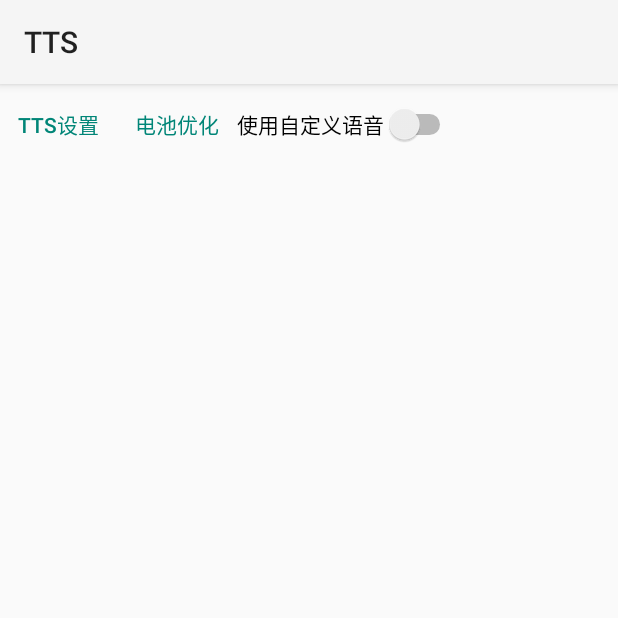
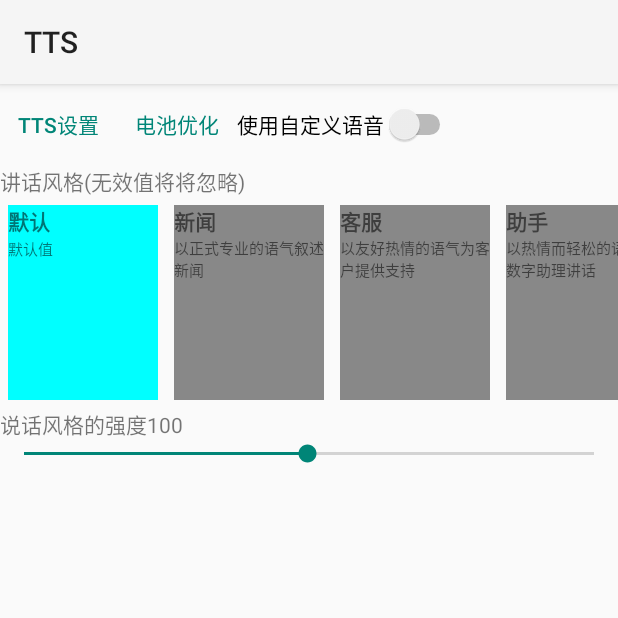
Before and after one commit to ag2s20150909/TTS, an Android app: the screen it shows after launch (MainActivity), on a phone screen of 412 x 824 dp, the top half of it. Run offline under Robolectric (Android 15) with nearby library versions, the phone set to English and light mode, and no system bars.

Commit message:
发布v0.2

```diff
--- /dev/null
+++ b/app/src/main/java/me/ag2s/tts/adapters/TtsStyleAdapter.java
@@ -0,0 +1,100 @@
+package me.ag2s.tts.adapters;
+
+import android.graphics.Color;
+import android.view.LayoutInflater;
+import android.view.View;
+import android.view.ViewGroup;
+import android.widget.TextView;
+
+import androidx.annotation.NonNull;
+import androidx.recyclerview.widget.RecyclerView;
+
+import org.jetbrains.annotations.NotNull;
+
+import java.util.List;
+
+import me.ag2s.tts.R;
+import me.ag2s.tts.services.TtsStyle;
+
+public class TtsStyleAdapter extends RecyclerView.Adapter<TtsStyleAdapter.MyHolder> {
+
+    public int getSelect() {
+        return select;
+    }
+
+    public void setSelect(int select) {
+        this.select = select;
+        this.notifyDataSetChanged();
+    }
+
+    public interface OnItemClickListener {
+        void onItemClick(int position, TtsStyle item);
+    }
+
+    private int select=0;
+    private List<TtsStyle> mList;//数据源
+    private OnItemClickListener itemClickListener;
+
+    public TtsStyleAdapter(List<TtsStyle> data) {
+        this.mList = data;
+    }
+
+    public void setItemClickListener(OnItemClickListener listener){
+        this.itemClickListener=listener;
+    }
+
+
+    @NonNull
+    @NotNull
+    @Override
+    public MyHolder onCreateViewHolder(@NonNull @NotNull ViewGroup parent, int viewType) {
+        View view = LayoutInflater.from(parent.getContext())
+                .inflate(R.layout.tts_style_item, parent, false);
+        MyHolder holder = new MyHolder(view);
+        return holder;
+    }
+
+    @Override
+    public void onBindViewHolder(@NonNull @NotNull MyHolder holder, int position) {
+        holder.itemView.setOnClickListener(new View.OnClickListener() {
+            @Override
+            public void onClick(View v) {
+                setSelect(position);
+                if (itemClickListener != null) {
+                    itemClickListener.onItemClick(position, mList.get(position));
+
+                }
+            }
+        });
+        holder.textView.setText(mList.get(position).name);
+        holder.tv_des.setText(mList.get(position).extra);
+        if (position==select){
+            holder.itemView.setBackgroundColor(Color.CYAN);
+        }else {
+            holder.itemView.setBackgroundColor(Color.GRAY);
+        }
+
+
+    }
+
+
+    @Override
+    public int getItemCount() {
+        return mList.size();
+    }
+
+    /**
+     * 自定义的ViewHolder
+     */
+    class MyHolder extends RecyclerView.ViewHolder {
+
+        TextView textView;
+        TextView tv_des;
+
+        public MyHolder(View itemView) {
+            super(itemView);
+            textView = itemView.findViewById(R.id.tts_style_name);
+            tv_des=itemView.findViewById(R.id.tts_style_des);
+        }
+    }
+}
--- /dev/null
+++ b/app/src/main/java/me/ag2s/tts/services/TtsStyle.java
@@ -0,0 +1,27 @@
+package me.ag2s.tts.services;
+
+/**
+ * TTS的说话风格
+ */
+public class TtsStyle {
+    /**
+     * 展示的名称
+     */
+    public String name;
+    /**
+     * 风格的值
+     */
+    public String value;
+    /**
+     * 风格的说明
+     */
+    public String extra;
+
+    public TtsStyle(String name,String value,String extra){
+        this.name=name;
+        this.value=value;
+        this.extra=extra;
+    }
+
+
+}
--- /dev/null
+++ b/app/src/main/java/me/ag2s/tts/services/TtsStyleManger.java
@@ -0,0 +1,49 @@
+package me.ag2s.tts.services;
+
+import java.util.ArrayList;
+import java.util.List;
+
+public class TtsStyleManger {
+    //单例
+    private static TtsStyleManger instance;
+
+    public static TtsStyleManger getInstance() {
+        if (instance == null) {
+            instance = new TtsStyleManger();
+        }
+        return instance;
+    }
+    private final List<TtsStyle> styles;
+    private TtsStyleManger(){
+        styles=new ArrayList<>();
+        styles.add(new TtsStyle("默认","","默认值"));
+        styles.add(new TtsStyle("新闻","newscast","以正式专业的语气叙述新闻"));
+        styles.add(new TtsStyle("客服","customerservice","以友好热情的语气为客户提供支持"));
+        styles.add(new TtsStyle("助手","assistant","以热情而轻松的语气对数字助理讲话"));
+        styles.add(new TtsStyle("闲聊","chat","以轻松、随意的语气闲聊"));
+        styles.add(new TtsStyle("冷静","calm","以沉着冷静的态度说话。 语气、音调、韵律与其他语音类型相比要统一得多。"));
+        styles.add(new TtsStyle("欢快","cheerful","以较高的音调和音量表达欢快、热情的语气"));
+        styles.add(new TtsStyle("悲伤","sad","以较高的音调、较低的强度和较低的音量表达悲伤的语气。 这种情绪的常见特征是说话时呜咽或哭泣。"));
+        styles.add(new TtsStyle("恼怒","angry","以较低的音调、较高的强度和较高的音量来表达恼怒的语气。 说话者处于愤怒、生气和被冒犯的状态。"));
+        styles.add(new TtsStyle("恐惧","fearful","以较高的音调、较高的音量和较快的语速来表达恐惧、紧张的语气。 说话者处于紧张和不安的状态。"));
+        styles.add(new TtsStyle("蔑视","disgruntled","表达轻蔑和抱怨的语气。 这种情绪的语音表现出不悦和蔑视。"));
+        styles.add(new TtsStyle("严肃","serious","表达严肃和命令的语气。 说话者的声音通常比较僵硬，节奏也不那么轻松。"));
+        styles.add(new TtsStyle("亲切","affectionate","以较高的音调和音量表达温暖而亲切的语气。 说话者处于吸引听众注意力的状态。 说话者的“个性”往往是讨人喜欢的。"));
+        styles.add(new TtsStyle("温和","gentle","以较低的音调和音量表达温和、礼貌和愉快的语气"));
+        styles.add(new TtsStyle("优美","lyrical","以优美又带感伤的方式表达情感"));
+        styles.add(new TtsStyle("欢快","cheerful","以较高的音调和音量表达欢快、热情的语气"));
+
+    }
+
+    public List<TtsStyle> getStyles(){
+        return this.styles;
+    }
+
+    public TtsStyle get(int index){
+        if(index<styles.size()){
+            return styles.get(index);
+        }
+        return new TtsStyle("默认","","默认值");
+    }
+
+}
--- a/app/src/main/res/layout/activity_main.xml
+++ b/app/src/main/res/layout/activity_main.xml
@@ -1,5 +1,6 @@
 <?xml version="1.0" encoding="utf-8"?>
 <LinearLayout xmlns:android="http://schemas.android.com/apk/res/android"
+    xmlns:tools="http://schemas.android.com/tools"
     android:layout_width="match_parent"
     android:layout_height="match_parent"
     android:orientation="vertical">
@@ -26,11 +27,46 @@
             android:text="@string/kill_battery" />
 
         <Switch
-            android:text="@string/use_custom_language"
             android:id="@+id/switch_use_custom_language"
             android:layout_width="wrap_content"
-            android:layout_height="wrap_content" />
+            android:layout_height="wrap_content"
+            android:text="@string/use_custom_language" />
     </LinearLayout>
+
+    <TextView
+        android:layout_width="match_parent"
+        android:layout_height="wrap_content"
+        android:text="@string/tts_voice_style" />
+
+   <androidx.recyclerview.widget.RecyclerView
+       android:id="@+id/rv_voice_styles"
+       android:layout_width="match_parent"
+       android:layout_height="wrap_content"/>
+
+
+    <LinearLayout
+        android:layout_width="match_parent"
+        android:layout_height="wrap_content">
+
+        <TextView
+            android:layout_width="wrap_content"
+            android:layout_height="wrap_content"
+            android:text="@string/tts_voice_style_degree" />
+
+        <TextView
+            android:id="@+id/tts_style_degree_value"
+            android:layout_width="wrap_content"
+            android:layout_height="wrap_content"
+            android:text="100" />
+    </LinearLayout>
+
+    <SeekBar
+        android:id="@+id/tts_style_degree"
+        android:layout_width="match_parent"
+        android:layout_height="wrap_content"
+        android:max="200"
+        android:min="1"
+        tools:targetApi="o" />
 
 
     <GridView
--- a/app/src/main/res/layout/tts_actor_item.xml
+++ b/app/src/main/res/layout/tts_actor_item.xml
@@ -1,5 +1,6 @@
 <?xml version="1.0" encoding="utf-8"?>
 <LinearLayout xmlns:android="http://schemas.android.com/apk/res/android"
+    android:layout_margin="5dp"
     android:layout_width="match_parent"
     android:layout_height="wrap_content"
     android:orientation="vertical">
--- /dev/null
+++ b/app/src/main/res/layout/tts_style_item.xml
@@ -0,0 +1,22 @@
+<?xml version="1.0" encoding="utf-8"?>
+<LinearLayout xmlns:android="http://schemas.android.com/apk/res/android"
+    android:orientation="vertical"
+    android:layout_margin="5dp"
+    android:fadingEdge="horizontal"
+    android:layout_width="100dp"
+    android:layout_height="130dp">
+    <TextView
+        android:textStyle="bold"
+        android:text="@string/app_name"
+        android:id="@+id/tts_style_name"
+        android:layout_width="wrap_content"
+        android:layout_height="wrap_content"/>
+    <TextView
+        android:textSize="10sp"
+        android:text="@string/tts_sample_zh"
+        android:textStyle="normal"
+        android:id="@+id/tts_style_des"
+        android:layout_width="match_parent"
+        android:layout_height="wrap_content"/>
+
+</LinearLayout>
--- a/app/src/main/res/values/strings.xml
+++ b/app/src/main/res/values/strings.xml
@@ -18,6 +18,8 @@
     <string name="set_tts">TTS设置</string>
     <string name="kill_battery">电池优化</string>
     <string name="use_custom_language">使用自定义语音</string>
+    <string name="tts_voice_style">讲话风格(无效值将将忽略)</string>
+    <string name="tts_voice_style_degree">说话风格的强度</string>
 
 
 </resources>
```
Also changed, not shown: app/build.gradle (+5 -4 lines), app/src/main/java/me/ag2s/tts/MainActivity.java (+74 -63 lines), app/src/main/java/me/ag2s/tts/services/TTSService.java (+18 -17 lines), app/src/main/java/me/ag2s/tts/utils/CommonTool.java (+18 -0 lines), app/src/main/java/me/ag2s/tts/view/FlowRadioGroup.java (added, +115 -0 lines), build.gradle (+17 -3 lines), 3 other files.
